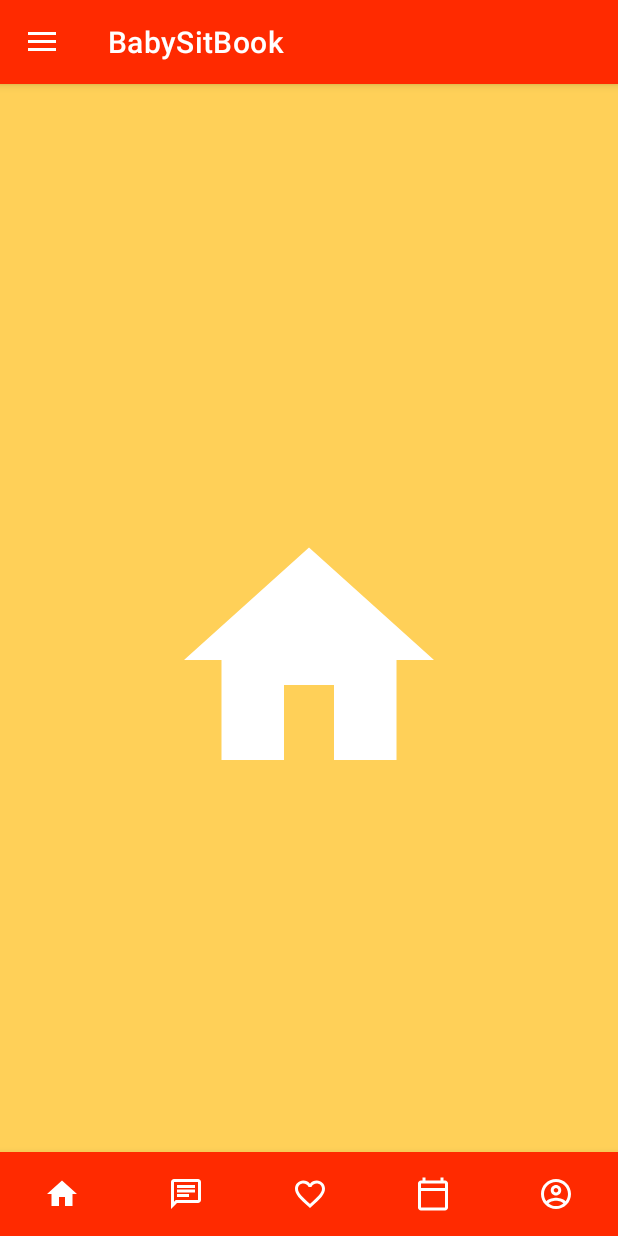
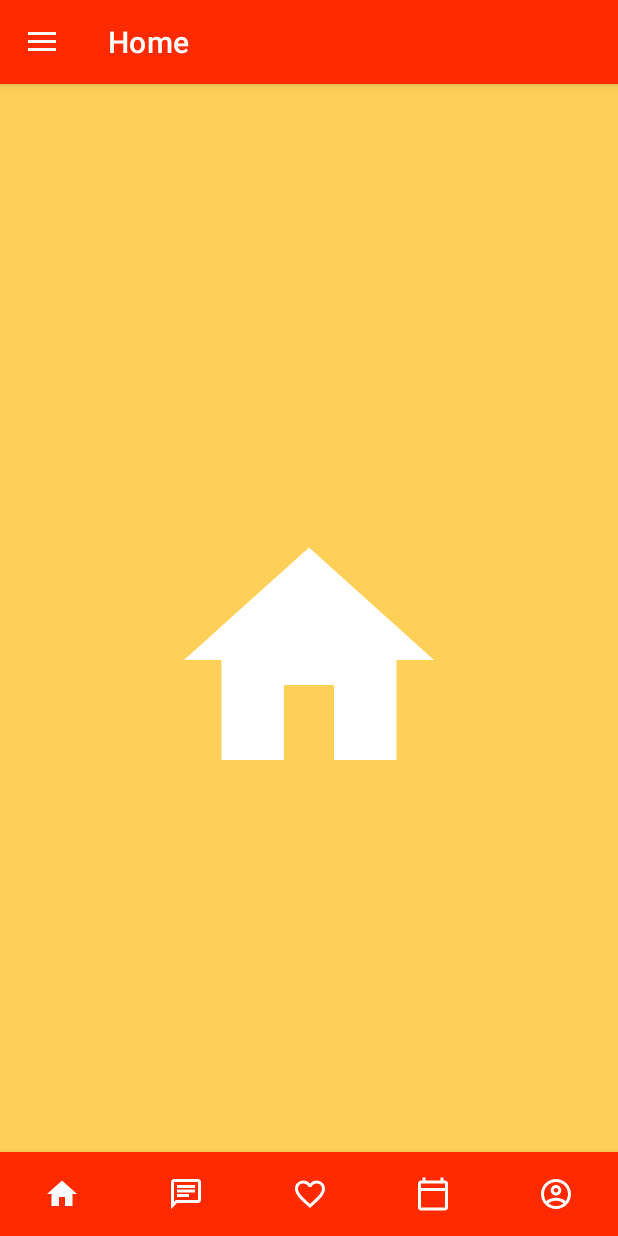
Before and after one commit to Dvirperkin/BabySitBook, an Android app: the screen it shows after launch once a user with an empty profile is signed in (HomeActivity), on a phone screen of 412 x 824 dp. Run offline under Robolectric (Android 15) with nearby library versions, the phone set to English and light mode, and no system bars; our stand-ins replace Firebase (no records; nobody signed in at launch, a user with empty details on screens opened directly), data binding, navigation-ui.

Commit message:
Navigation Optimization
Created:
app_navigation- a graph which represents the navigation between the fragments of the app.

Modified:
Home activity- functionality, to navigate between fragments, has been changed and optimized.

```diff
--- a/app/src/main/java/com/example/babysitbook/HomeActivity.kt
+++ b/app/src/main/java/com/example/babysitbook/HomeActivity.kt
@@ -14,6 +14,7 @@ import androidx.fragment.app.Fragment
 import androidx.navigation.NavController
 import androidx.navigation.findNavController
 import androidx.navigation.ui.AppBarConfiguration
+import androidx.navigation.ui.NavigationUI
 import androidx.navigation.ui.setupWithNavController
 import com.google.firebase.auth.FirebaseAuth
 import com.google.firebase.auth.ktx.auth
@@ -32,8 +33,8 @@ class HomeActivity : AppCompatActivity() {
     //private val database = Firebase.database("https://babysitbook-4e036-default-rtdb.europe-west1.firebasedatabase.app")
     //private val myRef = database.getReference("Users/Babysiter")
     private lateinit var auth: FirebaseAuth
-    lateinit var toggle: ActionBarDrawerToggle
-    lateinit var appBarConfiguration: AppBarConfiguration
+
+    private lateinit var appBarConfiguration: AppBarConfiguration
     lateinit var navController: NavController
 
     override fun onCreate(savedInstanceState: Bundle?) {
@@ -41,62 +42,32 @@ class HomeActivity : AppCompatActivity() {
         setContentView(R.layout.activity_home)
         auth = Firebase.auth
 
-        navController= findNavController(R.id.host_fragment)
+        //bottom navigator
+        navController = findNavController(R.id.host_fragment)
         bottom_navigation.setupWithNavController(navController)
 
-        appBarConfiguration= AppBarConfiguration(navController.graph)
+        //navigation UP button
+        appBarConfiguration = AppBarConfiguration(setOf(R.id.homeFragment, R.id.chatFragment,
+                                R.id.favoriteFragment, R.id.calendarFragment, R.id.profileFragment), drawerLayout)
+        NavigationUI.setupActionBarWithNavController(this, navController, appBarConfiguration)
 
-        toggle = ActionBarDrawerToggle(this, drawerLayout, R.string.OPEN, R.string.CLOSE)
-        drawerLayout.addDrawerListener(toggle)
-        toggle.syncState()
+        //drawer navigator
+        NavigationUI.setupWithNavController(nav_drawer_view, navController)
 
-        supportActionBar?.setDisplayHomeAsUpEnabled(true)
-
-//        nav_drawer_view.setNavigationItemSelectedListener {
-//            drawerLayout.closeDrawer(GravityCompat.START)
-
-//            when(it.itemId) {
-//                R.id.mi_settings -> {
-//                    setCurrentFragment(settingsFragment, "Settings")
-//                }
-//
-//                R.id.mi_logout -> Toast.makeText(applicationContext,
-//                    "Clicked Logout", Toast.LENGTH_SHORT).show()
-//            }
-//            true
-//        }
+        nav_drawer_view.setNavigationItemSelectedListener {
+            when(it.itemId) {
+                R.id.mi_logout -> logout()
+            }
+            true
+        }
     }
 
-    onSupport
+    override fun onSupportNavigateUp(): Boolean {
+        return NavigationUI.navigateUp(navController, appBarConfiguration)
+    }
 
-//    private fun setCurrentFragment(fragment: Fragment, title: String) =
-//        supportFragmentManager.beginTransaction().apply {
-//            //replace(R.id.fl_wrapper, fragment)
-//            commit()
-//
-//            supportActionBar?.title= title
-//        }
-
-
-    fun logout(view: View){
+    private fun logout() {
         auth.signOut()
         startActivity(Intent(this, LoginActivity::class.java))
     }
-
-//    override fun onOptionsItemSelected(item: MenuItem): Boolean {
-//        if(toggle.onOptionsItemSelected(item)){
-//            return true
-//        }
-//
-//
-//        return super.onOptionsItemSelected(item)
-//    }
-//
-//    override fun onCreateOptionsMenu(menu: Menu?): Boolean {
-//        menuInflater.inflate(R.menu.top_bar_menu, menu)
-//        val search = menu?.findItem(R.id.nav_search)
-//        val searchView= search?.actionView as SearchView
-//        searchView.queryHint="search something!"
-//        return super.onCreateOptionsMenu(menu)
-//    }
 }
--- a/app/src/main/res/layout/activity_home.xml
+++ b/app/src/main/res/layout/activity_home.xml
@@ -6,15 +6,6 @@
     android:layout_width="match_parent"
     android:layout_height="match_parent"
     android:id="@+id/drawerLayout">
-
-    <com.google.android.material.navigation.NavigationView
-        android:id="@+id/nav_drawer_view"
-        android:layout_width="wrap_content"
-        android:layout_height="match_parent"
-        app:headerLayout="@layout/nav_header"
-        app:menu="@menu/nav_drawer_menu"
-        android:layout_gravity="start"
-        android:fitsSystemWindows="true"/>
 
     <RelativeLayout
         android:layout_width="match_parent"
@@ -43,4 +34,13 @@
             app:menu="@menu/bottom_nav_menu" />
     </RelativeLayout>
 
+    <com.google.android.material.navigation.NavigationView
+        android:id="@+id/nav_drawer_view"
+        android:layout_width="wrap_content"
+        android:layout_height="match_parent"
+        app:headerLayout="@layout/nav_header"
+        app:menu="@menu/nav_drawer_menu"
+        android:layout_gravity="start"
+        android:fitsSystemWindows="true"/>
+
 </androidx.drawerlayout.widget.DrawerLayout>
--- a/app/src/main/res/menu/nav_drawer_menu.xml
+++ b/app/src/main/res/menu/nav_drawer_menu.xml
@@ -1,7 +1,7 @@
 <?xml version="1.0" encoding="utf-8"?>
 <menu xmlns:android="http://schemas.android.com/apk/res/android">
     <item
-        android:id="@+id/mi_settings"
+        android:id="@+id/settingsFragment"
         android:title="@string/SETTINGS"/>
 
     <item
--- a/app/src/main/res/navigation/app_navigation.xml
+++ b/app/src/main/res/navigation/app_navigation.xml
@@ -24,4 +24,8 @@
         android:id="@+id/profileFragment"
         android:name="com.example.babysitbook.fragments.ProfileFragment"
         android:label="@string/title_profile" />
+    <fragment
+        android:id="@+id/settingsFragment"
+        android:name="com.example.babysitbook.fragments.SettingsFragment"
+        android:label="Settings" />
 </navigation>
```
